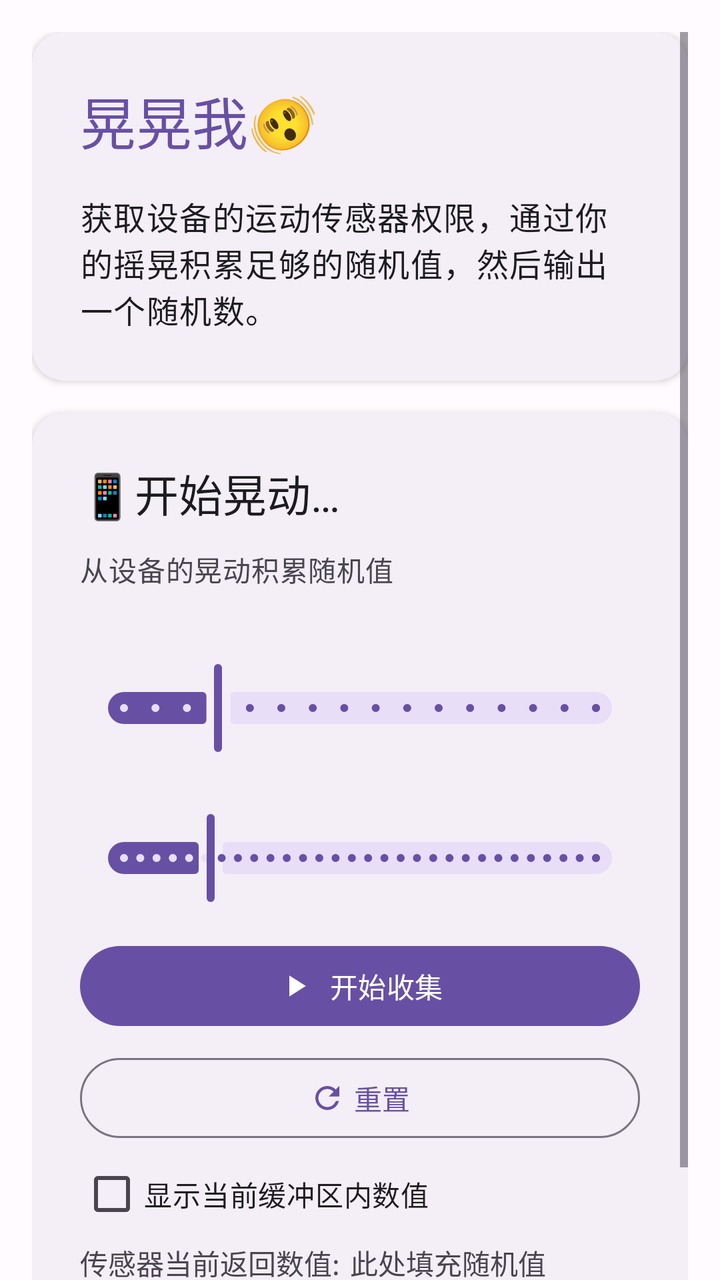
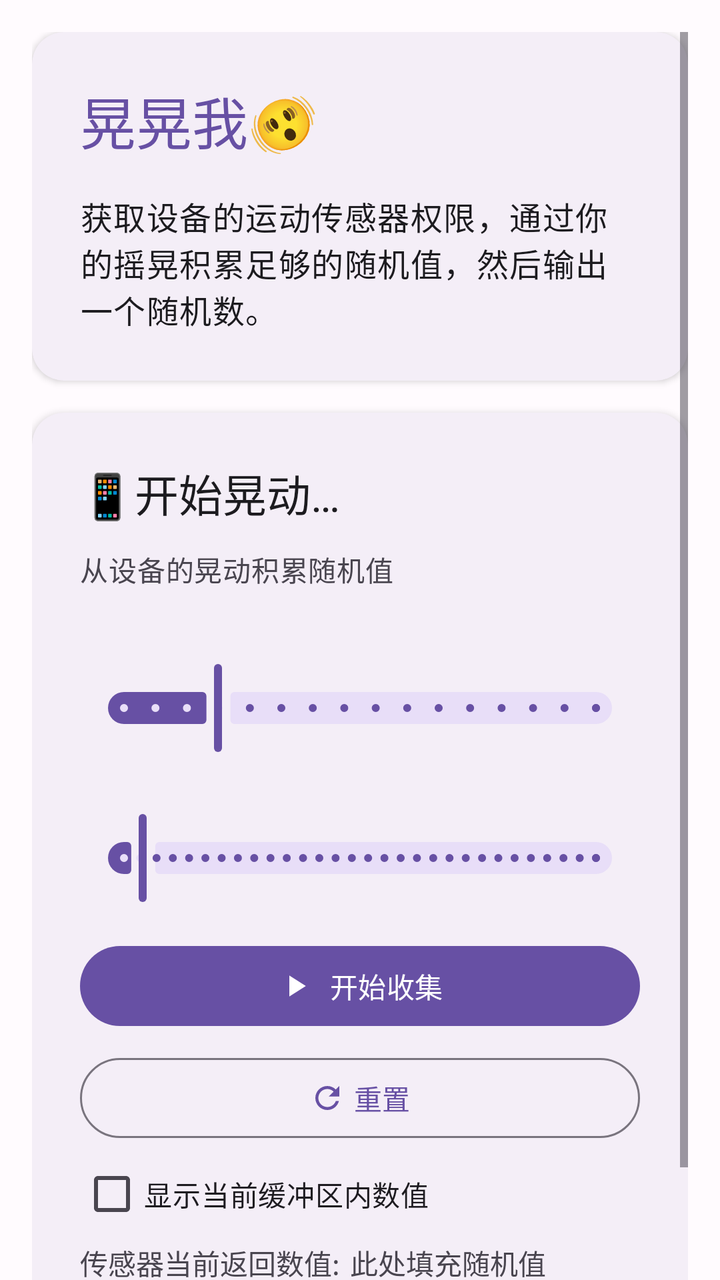

The first picture is an Android layout as it rendered before a commit; the second is the same layout after the commit. The layout source and the unified diff follow.
<!-- AndroidManifest.xml: application theme Theme.Lab -->
<!-- res/layout/fragment_wiggle.xml -->
<?xml version="1.0" encoding="utf-8"?>
<androidx.coordinatorlayout.widget.CoordinatorLayout xmlns:android="http://schemas.android.com/apk/res/android"
    xmlns:app="http://schemas.android.com/apk/res-auto"
    xmlns:tools="http://schemas.android.com/tools"
    android:layout_width="match_parent"
    android:layout_height="match_parent"
    tools:context=".WiggleFragment">

    <ScrollView
        android:layout_width="match_parent"
        android:layout_height="match_parent"
        android:clipToPadding="false"
        android:paddingStart="16dp"
        android:paddingTop="16dp"
        android:paddingEnd="16dp"
        android:paddingBottom="16dp">

        <LinearLayout
            android:layout_width="match_parent"
            android:layout_height="wrap_content"
            android:orientation="vertical">

            <com.google.android.material.card.MaterialCardView
                android:layout_width="match_parent"
                android:layout_height="wrap_content"
                app:cardCornerRadius="16dp"
                app:cardElevation="2dp"
                app:strokeWidth="0dp">

                <LinearLayout
                    android:layout_width="match_parent"
                    android:layout_height="wrap_content"
                    android:orientation="vertical"
                    android:padding="24dp">

                    <TextView
                        android:layout_width="match_parent"
                        android:layout_height="wrap_content"
                        android:text="@string/wiggle_title"
                        android:textAppearance="?attr/textAppearanceHeadlineMedium"
                        android:textColor="?attr/colorPrimary" />

                    <TextView
                        android:layout_width="match_parent"
                        android:layout_height="wrap_content"
                        android:layout_marginTop="16dp"
                        android:text="@string/wiggle_description"
                        android:textAppearance="?attr/textAppearanceBodyLarge"
                        android:textColor="?attr/colorOnSurface" />

                </LinearLayout>

            </com.google.android.material.card.MaterialCardView>

            <com.google.android.material.card.MaterialCardView
                android:layout_width="match_parent"
                android:layout_height="wrap_content"
                android:layout_marginTop="16dp"
                app:cardCornerRadius="16dp"
                app:cardElevation="2dp"
                app:strokeWidth="0dp">

                <LinearLayout
                    android:layout_width="match_parent"
                    android:layout_height="wrap_content"
                    android:orientation="vertical"
                    android:padding="24dp">

                    <TextView
                        android:layout_width="match_parent"
                        android:layout_height="wrap_content"
                        android:text="@string/wiggle_title_2"
                        android:textAppearance="?attr/textAppearanceTitleLarge"
                        android:textColor="?attr/colorOnSurface" />

                    <TextView
                        android:layout_width="match_parent"
                        android:layout_height="wrap_content"
                        android:layout_marginTop="12dp"
                        android:text="@string/wiggle_hint"
                        android:textAppearance="?attr/textAppearanceBodyMedium"
                        android:textColor="?attr/colorOnSurfaceVariant" />

                    <TextView
                        android:id="@+id/slider_data_size_label"
                        android:layout_width="match_parent"
                        android:layout_height="wrap_content"
                        android:layout_marginTop="16dp"
                        android:textSize="14sp" />

                    <com.google.android.material.slider.Slider
                        android:id="@+id/slider_data_size"
                        android:layout_width="match_parent"
                        android:layout_height="wrap_content"
                        android:valueFrom="256"
                        android:valueTo="4096"
                        android:stepSize="256"
                        android:value="1024" />

                    <TextView
                        android:id="@+id/slider_threshold_label"
                        android:layout_width="match_parent"
                        android:layout_height="wrap_content"
                        android:layout_marginTop="8dp"
                        android:textSize="14sp" />

                    <com.google.android.material.slider.Slider
                        android:id="@+id/slider_threshold"
                        android:layout_width="match_parent"
                        android:layout_height="wrap_content"
                        android:valueFrom="1"
                        android:valueTo="50"
                        android:stepSize="1"
                        android:value="10" />

                    <com.google.android.material.button.MaterialButton
                        android:id="@+id/btn_start"
                        android:layout_width="match_parent"
                        android:layout_height="wrap_content"
                        android:layout_marginTop="16dp"
                        android:text="@string/wiggle_start_button"
                        app:icon="@drawable/ic_play"
                        app:iconGravity="textStart" />

                    <com.google.android.material.button.MaterialButton
                        android:id="@+id/btn_reset"
                        style="@style/Widget.Material3.Button.OutlinedButton"
                        android:layout_width="match_parent"
                        android:layout_height="wrap_content"
                        android:layout_marginTop="8dp"
                        android:text="@string/wiggle_reset_button"
                        app:icon="@drawable/ic_refresh"
                        app:iconGravity="textStart" />

                    <CheckBox
                        android:id="@+id/check_box"
                        android:layout_width="wrap_content"
                        android:layout_height="wrap_content"
                        android:text="@string/wiggle_realtime_data_option" />

                    <LinearLayout
                        android:layout_width="match_parent"
                        android:layout_height="wrap_content"
                        android:orientation="horizontal">

                        <TextView
                            android:id="@+id/text_view_left"
                            android:layout_width="wrap_content"
                            android:layout_height="wrap_content"
                            android:text="@string/wiggle_realtime_data_title"
                            android:textSize="14sp" />

                        <TextView
                            android:id="@+id/text_view_right"
                            android:layout_width="0dp"
                            android:layout_height="wrap_content"
                            android:layout_weight="1"
                            android:layout_marginLeft="5dp"
                            android:gravity="start"
                            android:text="@string/wiggle_result_hint"
                            android:textSize="14sp" />

                    </LinearLayout>

                    <com.google.android.material.progressindicator.LinearProgressIndicator
                        android:id="@+id/progress_bar"
                        android:layout_width="match_parent"
                        android:layout_height="wrap_content"
                        android:layout_marginTop="16dp"
                        android:max="100"
                        android:progress="0"
                        app:trackCornerRadius="4dp" />

                    <TextView
                        android:id="@+id/result_title"
                        android:layout_width="match_parent"
                        android:layout_height="wrap_content"
                        android:layout_marginTop="16dp"
                        android:text="@string/wiggle_result_title"
                        android:textAppearance="?attr/textAppearanceBodyMediumEmphasized"
                        android:textColor="?attr/colorOnSurfaceVariant"
                        android:visibility="gone" />

                    <TextView
                        android:id="@+id/edit_result"
                        android:layout_width="match_parent"
                        android:layout_height="wrap_content"
                        android:layout_marginTop="8dp"
                        android:layout_gravity="center_horizontal"
                        android:gravity="center"
                        android:textAppearance="?attr/textAppearanceHeadlineSmall"
                        android:textColor="?attr/colorPrimary"
                        android:visibility="gone" />

                </LinearLayout>

            </com.google.android.material.card.MaterialCardView>

        </LinearLayout>

    </ScrollView>

</androidx.coordinatorlayout.widget.CoordinatorLayout>
<!-- resources referenced by this layout -->
<resources>
  <!-- drawable ic_play (drawable) -->
  <?xml version="1.0" encoding="utf-8"?>
  <vector xmlns:android="http://schemas.android.com/apk/res/android"
      android:width="24dp"
      android:height="24dp"
      android:viewportWidth="24"
      android:viewportHeight="24">
      <path
          android:fillColor="#000000"
          android:pathData="M8,5v14l11,-7z" />
  </vector>
  <!-- drawable ic_refresh (drawable) -->
  <?xml version="1.0" encoding="utf-8"?>
  <vector xmlns:android="http://schemas.android.com/apk/res/android"
      android:width="24dp"
      android:height="24dp"
      android:viewportWidth="24"
      android:viewportHeight="24">
      <path
          android:fillColor="#000000"
          android:pathData="M17.65,6.35C16.2,4.9 14.21,4 12,4c-4.42,0 -7.99,3.58 -7.99,8s3.57,8 7.99,8c3.73,0 6.84,-2.55 7.73,-6h-2.08c-0.82,2.33 -3.04,4 -5.65,4 -3.31,0 -6,-2.69 -6,-6s2.69,-6 6,-6c1.66,0 3.14,0.69 4.22,1.78L13,11h7V4l-2.35,2.35z" />
  </vector>
  <string name="wiggle_description">获取设备的运动传感器权限，通过你的摇晃积累足够的随机值，然后输出一个随机数。</string>
  <string name="wiggle_hint">从设备的晃动积累随机值</string>
  <string name="wiggle_realtime_data_option">显示当前缓冲区内数值</string>
  <string name="wiggle_realtime_data_title">传感器当前返回数值:</string>
  <string name="wiggle_reset_button">重置</string>
  <string name="wiggle_result_hint">此处填充随机值</string>
  <string name="wiggle_result_title">成功!随机值为:</string>
  <string name="wiggle_start_button">开始收集</string>
  <string name="wiggle_title">晃晃我🫨</string>
  <string name="wiggle_title_2">📱开始晃动…</string>
  <style name="Theme.Lab" parent="Base.Theme.Lab" />
  <color name="md_theme_primary">#6750A4</color>
  <color name="md_theme_onPrimary">#FFFFFF</color>
  <color name="md_theme_primaryContainer">#EADDFF</color>
  <color name="md_theme_onPrimaryContainer">#21005D</color>
  <color name="md_theme_secondary">#625B71</color>
  <color name="md_theme_onSecondary">#FFFFFF</color>
  <color name="md_theme_secondaryContainer">#E8DEF8</color>
  <color name="md_theme_onSecondaryContainer">#1D192B</color>
  <color name="md_theme_tertiary">#7D5260</color>
  <color name="md_theme_onTertiary">#FFFFFF</color>
  <color name="md_theme_tertiaryContainer">#FFD8E4</color>
  <color name="md_theme_onTertiaryContainer">#31111D</color>
  <color name="md_theme_error">#B3261E</color>
  <color name="md_theme_onError">#FFFFFF</color>
  <color name="md_theme_errorContainer">#F9DEDC</color>
  <color name="md_theme_onErrorContainer">#410E0B</color>
  <color name="md_theme_background">#FFFBFE</color>
  <color name="md_theme_onBackground">#1C1B1F</color>
  <color name="md_theme_surface">#FFFBFE</color>
  <color name="md_theme_onSurface">#1C1B1F</color>
  <color name="md_theme_surfaceVariant">#E7E0EC</color>
  <color name="md_theme_onSurfaceVariant">#49454F</color>
  <color name="md_theme_outline">#79747E</color>
  <color name="md_theme_outlineVariant">#CAC4D0</color>
  <!-- unchanged entries left out for length: 1 -->
</resources>

<!-- the commit's change to res/layout/fragment_wiggle.xml (unified diff, before → after) -->
@@ -111,7 +111,7 @@
                         android:valueFrom="1"
                         android:valueTo="50"
                         android:stepSize="1"
-                        android:value="10" />
+                        android:value="3" />
 
                     <com.google.android.material.button.MaterialButton
                         android:id="@+id/btn_start"
